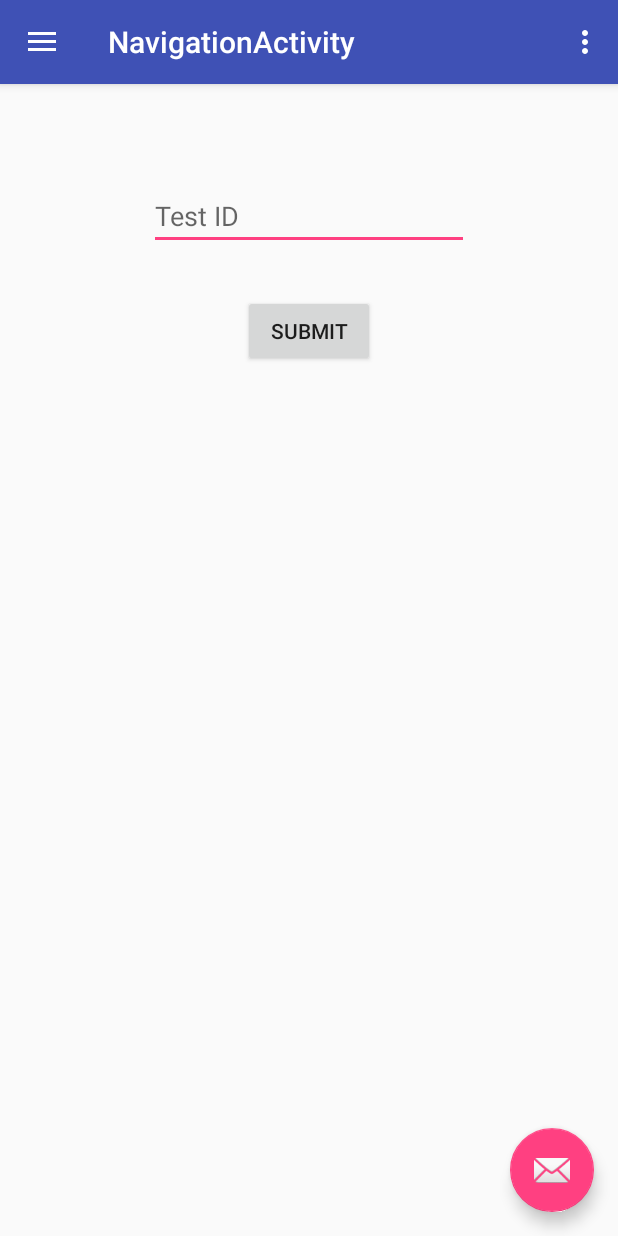
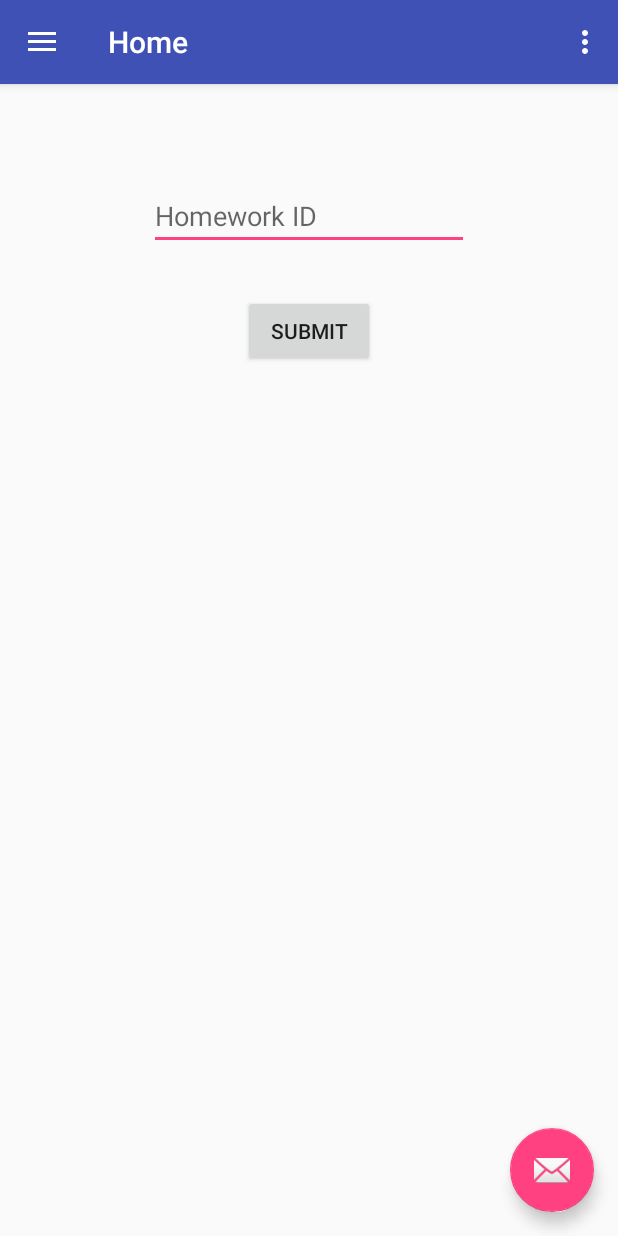
Before and after one commit to patelmohit829/E-Cracking2, an Android app: the screen it shows after launch once a user with an empty profile is signed in (NavigationActivity), in the side drawer, after a tap on "Send", on a phone screen of 412 x 824 dp. Run offline under Robolectric (Android 15) with nearby library versions, the phone set to English and light mode, and no system bars; our stand-ins replace Firebase (no records; nobody signed in at launch, a user with empty details on screens opened directly), Picasso; libraries missing offline, so code that uses them is left out: com.firebase.client, junit.framework; pictures from the network do not load; 1 statement that could not run was skipped.

Commit message:
My First Commit

```diff
--- a/app/src/main/AndroidManifest.xml
+++ b/app/src/main/AndroidManifest.xml
@@ -20,10 +20,10 @@
         </activity>
         <activity
             android:name=".AccountActivity"
-            android:label="My App"></activity>
+            android:label="Homework Submission"></activity>
         <activity
             android:name=".NavigationActivity"
-            android:label="@string/title_activity_navigation"
+            android:label="Home"
             android:theme="@style/AppTheme.NoActionBar"></activity>
     </application>
 
--- a/app/src/main/java/com/example/mohit/e_cracking/NavigationActivity.java
+++ b/app/src/main/java/com/example/mohit/e_cracking/NavigationActivity.java
@@ -123,7 +123,7 @@ public class NavigationActivity extends AppCompatActivity
         // Handle navigation view item clicks here.
         int id = item.getItemId();
 
-        if (id == R.id.nav_tests) {
+        if (id == R.id.nav_homework) {
 
             TestFragment testFragment = new TestFragment();
             FragmentManager manager = getSupportFragmentManager();
@@ -132,7 +132,7 @@ public class NavigationActivity extends AppCompatActivity
 
         } else if (id == R.id.nav_results) {
 
-        } else if (id == R.id.nav_homework) {
+        } else if (id == R.id.nav_tests) {
 
         } else if (id == R.id.nav_logOut) {
 
--- a/app/src/main/res/layout/fragment_test.xml
+++ b/app/src/main/res/layout/fragment_test.xml
@@ -16,7 +16,7 @@
         android:layout_centerHorizontal="true"
         android:layout_marginTop="49dp"
         android:id="@+id/studentTestID"
-        android:hint="Test ID" />
+        android:hint="Homework ID" />
 
     <Button
         android:text="Submit"
--- a/app/src/main/res/menu/activity_navigation_drawer.xml
+++ b/app/src/main/res/menu/activity_navigation_drawer.xml
@@ -3,17 +3,17 @@
 
     <group android:checkableBehavior="single">
         <item
-            android:id="@+id/nav_tests"
+            android:id="@+id/nav_homework"
             android:icon="@drawable/ic_menu_camera"
-            android:title="Tests" />
+            android:title="Homework" />
         <item
             android:id="@+id/nav_results"
             android:icon="@drawable/ic_menu_gallery"
             android:title="Results" />
         <item
-            android:id="@+id/nav_homework"
+            android:id="@+id/nav_tests"
             android:icon="@drawable/ic_menu_slideshow"
-            android:title="Homework" />
+            android:title="Test" />
         <item
             android:id="@+id/nav_logOut"
             android:icon="@drawable/ic_menu_manage"
--- a/build.gradle
+++ b/build.gradle
@@ -5,7 +5,7 @@ buildscript {
         jcenter()
     }
     dependencies {
-        classpath 'com.android.tools.build:gradle:2.2.3'
+        classpath 'com.android.tools.build:gradle:2.3.1'
         classpath 'com.google.gms:google-services:3.0.0'
 
 
```
Also changed, not shown: app/src/main/java/com/example/mohit/e_cracking/AccountActivity.java (+6 -34 lines), app/src/main/res/layout/activity_account.xml (+4 -4 lines), app/src/main/res/layout/activity_main.xml (+0 -8 lines), gradle/wrapper/gradle-wrapper.properties.
